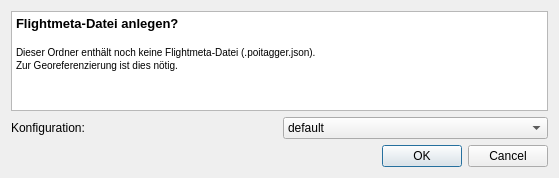
First picture: the form in poitagger/ui/flight_choose.ui, repository dlr-eoc/poitagger, before the edit.
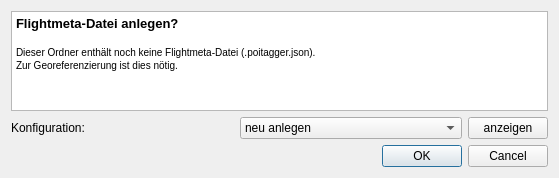
Second picture: the form after the edit.

```diff
--- a/poitagger/ui/flight_choose.ui
+++ b/poitagger/ui/flight_choose.ui
@@ -41,11 +41,36 @@
       <widget class="QComboBox" name="comboBox">
        <item>
         <property name="text">
-         <string>default</string>
+         <string>neu anlegen</string>
         </property>
        </item>
       </widget>
      </item>
+     <item>
+      <widget class="QPushButton" name="pushButton">
+       <property name="sizePolicy">
+        <sizepolicy hsizetype="Minimum" vsizetype="Fixed">
+         <horstretch>0</horstretch>
+         <verstretch>0</verstretch>
+        </sizepolicy>
+       </property>
+       <property name="maximumSize">
+        <size>
+         <width>80</width>
+         <height>16777215</height>
+        </size>
+       </property>
+       <property name="baseSize">
+        <size>
+         <width>60</width>
+         <height>0</height>
+        </size>
+       </property>
+       <property name="text">
+        <string>anzeigen</string>
+       </property>
+      </widget>
+     </item>
     </layout>
    </item>
    <item>
```
